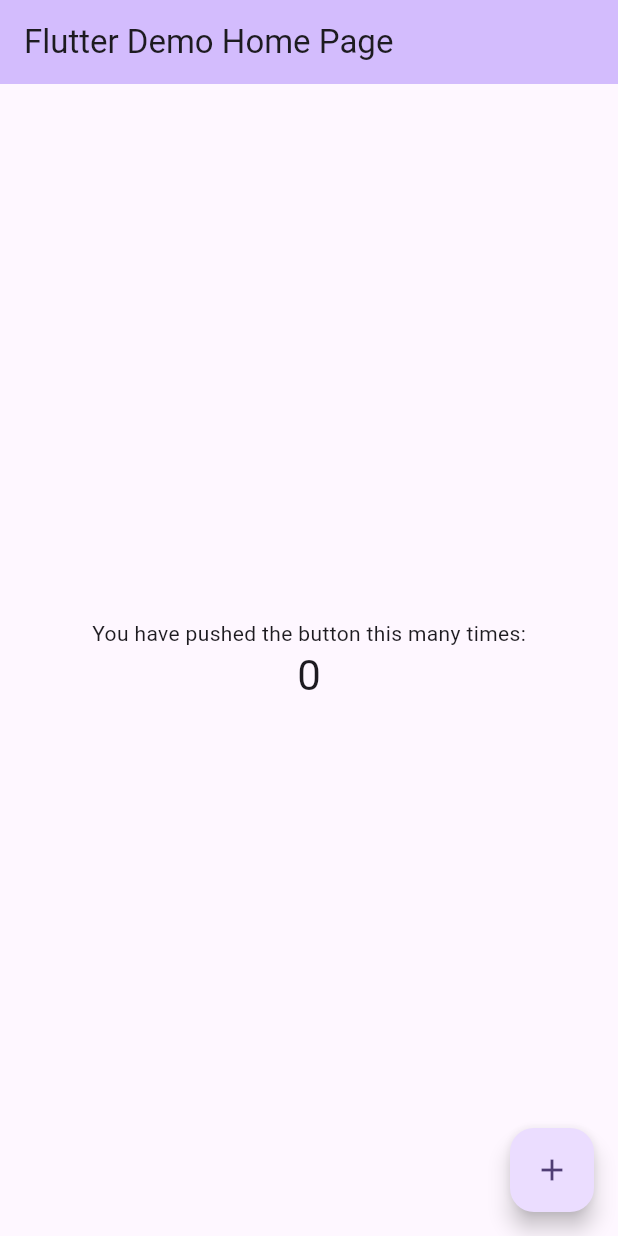
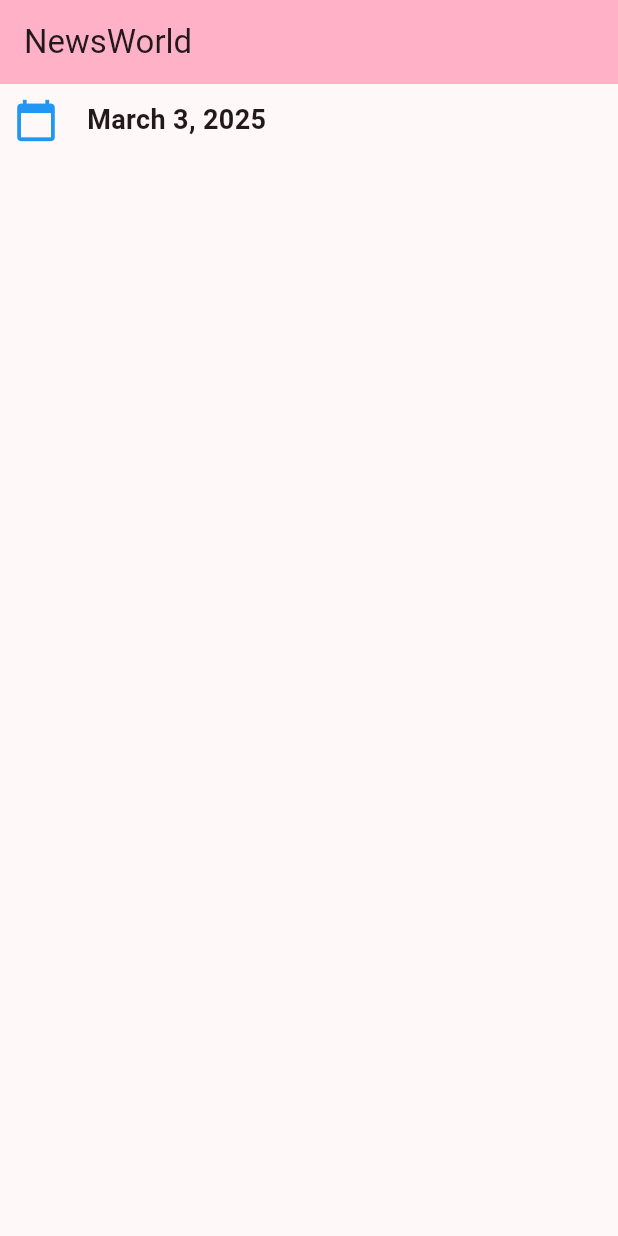
Before and after one commit to JmKanmo/news_app, a Flutter app: the screen it shows after launch, on a phone screen of 412 x 824 dp. Run offline on Flutter 3.47's test engine with Material 3 defaults, Android fonts, the phone set to English and light mode, and no system bars.

Commit message:
작업 사항 커밋

```diff
--- a/lib/main.dart
+++ b/lib/main.dart
@@ -1,4 +1,5 @@
 import 'package:flutter/material.dart';
+import 'package:news_app/widget/NewsWidget.dart';
 
 void main() {
   runApp(const MyApp());
@@ -28,98 +29,10 @@ class MyApp extends StatelessWidget {
         //
         // This works for code too, not just values: Most code changes can be
         // tested with just a hot reload.
-        colorScheme: ColorScheme.fromSeed(seedColor: Colors.deepPurple),
+        colorScheme: ColorScheme.fromSeed(seedColor: Colors.black),
         useMaterial3: true,
       ),
-      home: const MyHomePage(title: 'Flutter Demo Home Page'),
+      home: NewsWidget(),
     );
   }
 }
-
-class MyHomePage extends StatefulWidget {
-  const MyHomePage({super.key, required this.title});
-
-  // This widget is the home page of your application. It is stateful, meaning
-  // that it has a State object (defined below) that contains fields that affect
-  // how it looks.
-
-  // This class is the configuration for the state. It holds the values (in this
-  // case the title) provided by the parent (in this case the App widget) and
-  // used by the build method of the State. Fields in a Widget subclass are
-  // always marked "final".
-
-  final String title;
-
-  @override
-  State<MyHomePage> createState() => _MyHomePageState();
-}
-
-class _MyHomePageState extends State<MyHomePage> {
-  int _counter = 0;
-
-  void _incrementCounter() {
-    setState(() {
-      // This call to setState tells the Flutter framework that something has
-      // changed in this State, which causes it to rerun the build method below
-      // so that the display can reflect the updated values. If we changed
-      // _counter without calling setState(), then the build method would not be
-      // called again, and so nothing would appear to happen.
-      _counter++;
-    });
-  }
-
-  @override
-  Widget build(BuildContext context) {
-    // This method is rerun every time setState is called, for instance as done
-    // by the _incrementCounter method above.
-    //
-    // The Flutter framework has been optimized to make rerunning build methods
-    // fast, so that you can just rebuild anything that needs updating rather
-    // than having to individually change instances of widgets.
-    return Scaffold(
-      appBar: AppBar(
-        // TRY THIS: Try changing the color here to a specific color (to
-        // Colors.amber, perhaps?) and trigger a hot reload to see the AppBar
-        // change color while the other colors stay the same.
-        backgroundColor: Theme.of(context).colorScheme.inversePrimary,
-        // Here we take the value from the MyHomePage object that was created by
-        // the App.build method, and use it to set our appbar title.
-        title: Text(widget.title),
-      ),
-      body: Center(
-        // Center is a layout widget. It takes a single child and positions it
-        // in the middle of the parent.
-        child: Column(
-          // Column is also a layout widget. It takes a list of children and
-          // arranges them vertically. By default, it sizes itself to fit its
-          // children horizontally, and tries to be as tall as its parent.
-          //
-          // Column has various properties to control how it sizes itself and
-          // how it positions its children. Here we use mainAxisAlignment to
-          // center the children vertically; the main axis here is the vertical
-          // axis because Columns are vertical (the cross axis would be
-          // horizontal).
-          //
-          // TRY THIS: Invoke "debug painting" (choose the "Toggle Debug Paint"
-          // action in the IDE, or press "p" in the console), to see the
-          // wireframe for each widget.
-          mainAxisAlignment: MainAxisAlignment.center,
-          children: <Widget>[
-            const Text(
-              'You have pushed the button this many times:',
-            ),
-            Text(
-              '$_counter',
-              style: Theme.of(context).textTheme.headlineMedium,
-            ),
-          ],
-        ),
-      ),
-      floatingActionButton: FloatingActionButton(
-        onPressed: _incrementCounter,
-        tooltip: 'Increment',
-        child: const Icon(Icons.add),
-      ), // This trailing comma makes auto-formatting nicer for build methods.
-    );
-  }
-}
--- /dev/null
+++ b/lib/widget/NewsHeaderWidget.dart
@@ -0,0 +1,72 @@
+import 'package:flutter/material.dart';
+import 'package:intl/intl.dart';
+
+/**
+ * 뉴스 헤더 위젯
+ *
+ * [달력 | 즐겨찾기 | 공지사항 ...]
+ */
+class NewsHeaderWidget extends StatefulWidget {
+  final String locale; // 🔹 생성자로 받을 변수 추가
+
+  // 🔹 생성자에서 `_locale` 값을 받도록 수정
+  NewsHeaderWidget({required this.locale});
+
+  @override
+  State<StatefulWidget> createState() {
+    return NewsHeaderWidgetState(locale: locale);
+  }
+}
+
+class NewsHeaderWidgetState extends State<NewsHeaderWidget> {
+  final String locale; // 🔹 생성자로 받을 변수 추가
+
+  // 🔹 생성자에서 `_locale` 값을 받도록 수정
+  NewsHeaderWidgetState({required this.locale});
+
+  DateTime _selectedDate = DateTime.now(); // 🏆 앱 실행 시 기본값 = 오늘 날짜
+
+  // 📅 날짜 선택 팝업 (OK/CANCEL 없이 즉시 반영, 화면 중앙에 표시)
+  void _selectDate(BuildContext context) {
+    showDialog(
+      context: context,
+      builder: (BuildContext context) {
+        return AlertDialog(
+          title: Text("날짜 선택"),
+          content: Container(
+            height: 350, // 팝업 크기 설정
+            width: 300,
+            child: CalendarDatePicker(
+              initialDate: _selectedDate,
+              firstDate: DateTime(2000),
+              lastDate: DateTime(2100),
+              onDateChanged: (DateTime newDate) {
+                setState(() {
+                  _selectedDate = newDate; // ✅ 날짜 선택 즉시 반영
+                });
+                Navigator.pop(context); // ✅ 날짜 선택 후 팝업 자동 닫힘
+              },
+            ),
+          ),
+        );
+      },
+    );
+  }
+
+  @override
+  Widget build(BuildContext context) {
+    return Row(
+      children: [
+        IconButton(
+          icon: Icon(Icons.calendar_today, color: Colors.blue, size: 30),
+          onPressed: () => _selectDate(context),
+        ),
+        SizedBox(width: 10),
+        Text(
+          DateFormat.yMMMMd(locale).format(_selectedDate),
+          style: TextStyle(fontSize: 18, fontWeight: FontWeight.bold),
+        ),
+      ],
+    );
+  }
+}
--- /dev/null
+++ b/lib/widget/NewsWidget.dart
@@ -0,0 +1,80 @@
+import 'package:flutter/material.dart';
+import 'package:intl/intl.dart';
+import 'package:intl/date_symbol_data_local.dart'; // 🌍 로케일 초기화
+import 'dart:io';
+import 'package:news_app/widget/NewsHeaderWidget.dart';
+
+/**
+ * 뉴스 UI 위젯
+ * 각 Depth 별로 위젯 구성
+ **/
+class NewsWidget extends StatefulWidget {
+  @override
+  State<NewsWidget> createState() => _NewsWidget();
+}
+
+class _NewsWidget extends State<NewsWidget> {
+  late String _locale;
+  bool _isInitialized = false;
+
+  @override
+  void initState() {
+    super.initState();
+    _initializeDateFormatting();
+  }
+
+  // 📌 로케일 데이터 초기화
+  Future<void> _initializeDateFormatting() async {
+    await initializeDateFormatting();
+    setState(() {
+      _locale = _getSystemLocale();
+      _isInitialized = true;
+    });
+  }
+
+  @override
+  Widget build(BuildContext context) {
+    if (!_isInitialized) {
+      return Center(child: CircularProgressIndicator());
+    }
+
+    return Scaffold(
+      appBar: AppBar(
+          backgroundColor: Theme.of(context).colorScheme.inversePrimary,
+          title: Text('NewsWorld')), // (최상단 앱바)
+      body: Center(
+        // Center is a layout widget. It takes a single child and positions it
+        // in the middle of the parent.
+        child: Column(
+          // Column is also a layout widget. It takes a list of children and
+          // arranges them vertically. By default, it sizes itself to fit its
+          // children horizontally, and tries to be as tall as its parent.
+          //
+          // Column has various properties to control how it sizes itself and
+          // how it positions its children. Here we use mainAxisAlignment to
+          // center the children vertically; the main axis here is the vertical
+          // axis because Columns are vertical (the cross axis would be
+          // horizontal).
+          //
+          // TRY THIS: Invoke "debug painting" (choose the "Toggle Debug Paint"
+          // action in the IDE, or press "p" in the console), to see the
+          // wireframe for each widget.
+          children: <Widget>[
+            NewsHeaderWidget(locale: _locale), // ✅ `_locale` 값 전달
+          ],
+        ),
+      ),
+    );
+  }
+}
+
+// 🌍 OS 언어 감지 (intl 초기화 문제 해결)
+String _getSystemLocale() {
+  try {
+    Intl.defaultLocale = Platform.localeName;
+    return Platform.localeName.substring(0, 2);
+  } catch (e) {
+    debugPrint("[NewsWidget:_getSystemLocale] error: $e");
+    return "en";
+  }
+}
--- a/pubspec.yaml
+++ b/pubspec.yaml
@@ -31,6 +31,11 @@ dependencies:
   flutter:
     sdk: flutter
 
+  table_calendar: ^3.0.9  # 최신 버전 확인 필요
+  intl: ^0.19.0  # 날짜 및 다국어 지원 (이것만 사용)
+  geolocator: ^10.1.0  # (선택) 위치 기반 언어 감지 (필요하면 유지)
+  flutter_localizations: # 다국어 지원
+    sdk: flutter
 
   # The following adds the Cupertino Icons font to your application.
   # Use with the CupertinoIcons class for iOS style icons.
```
Also changed, not shown: pubspec.lock, 4 other files.
